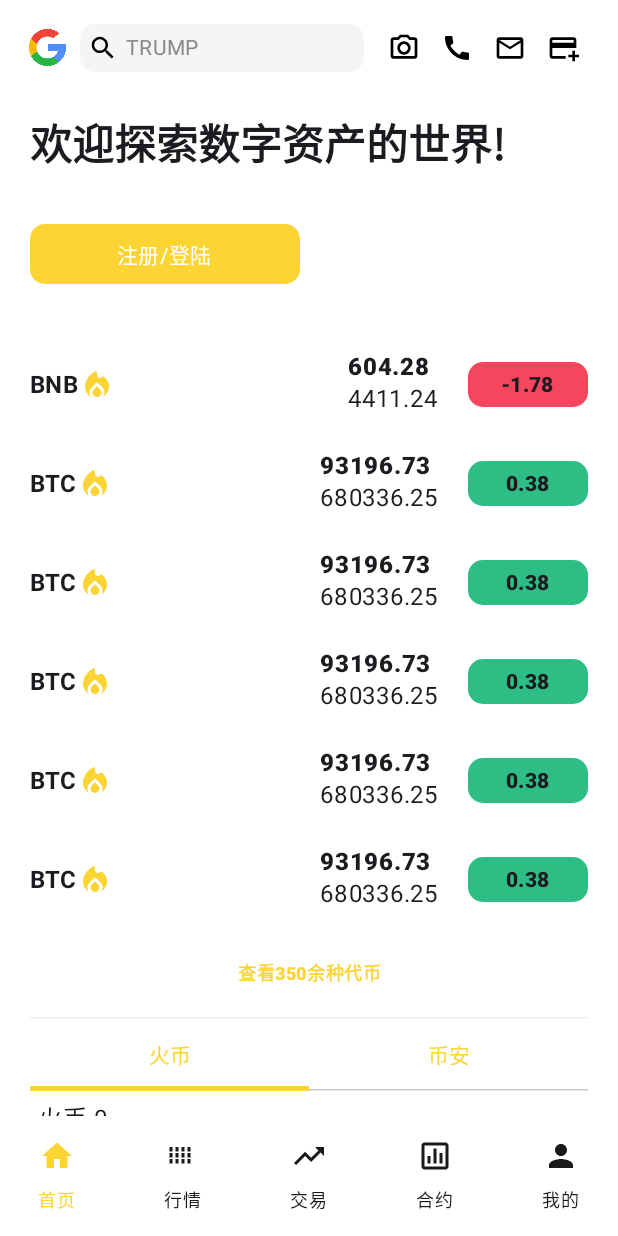
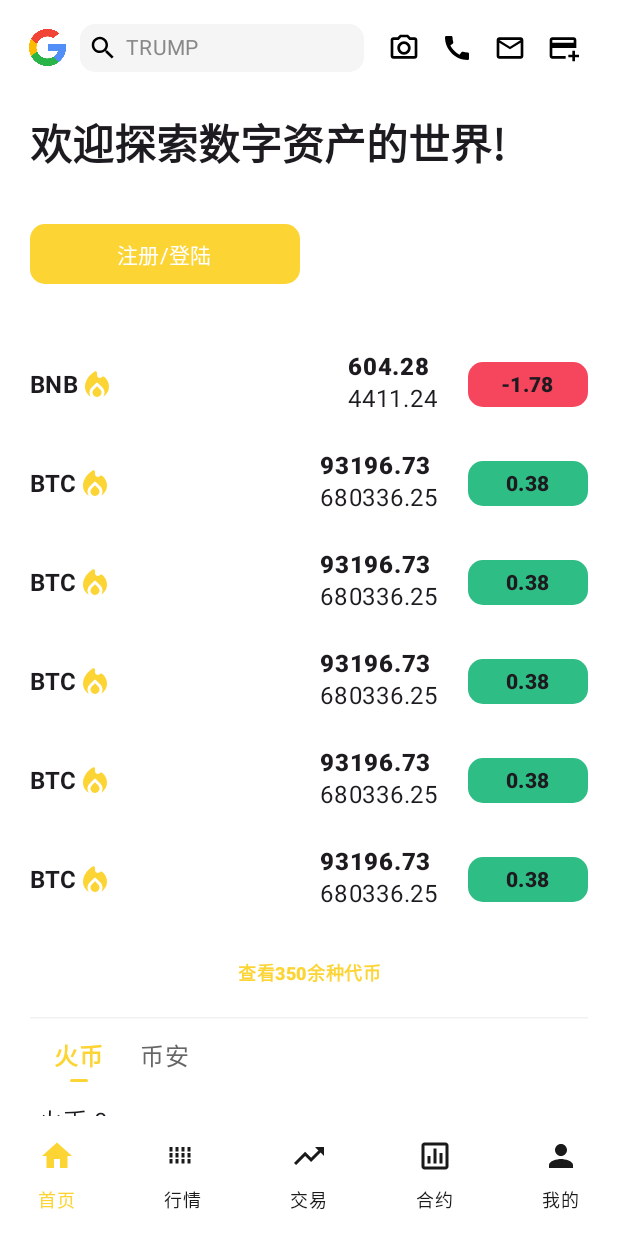
Before and after one commit to aidaole/BiAn, an Android app built with Jetpack Compose: the screen it shows after launch (MainActivity), on a phone screen of 412 x 824 dp. Run offline under Robolectric (Android 15) with nearby library versions, the phone set to English and light mode, and no system bars; our stand-ins replace Dagger/Hilt's generated code.

Commit message:
[修改tab指示器样式]

```diff
--- a/app/src/main/java/com/aidaole/bian/features/home/widget/FeedListContent.kt
+++ b/app/src/main/java/com/aidaole/bian/features/home/widget/FeedListContent.kt
@@ -1,31 +1,40 @@
 package com.aidaole.bian.features.home.widget
 
 import android.util.Log
+import androidx.compose.foundation.background
+import androidx.compose.foundation.clickable
+import androidx.compose.foundation.interaction.MutableInteractionSource
+import androidx.compose.foundation.layout.Box
 import androidx.compose.foundation.layout.Column
+import androidx.compose.foundation.layout.Row
 import androidx.compose.foundation.layout.Spacer
 import androidx.compose.foundation.layout.fillMaxSize
 import androidx.compose.foundation.layout.fillMaxWidth
 import androidx.compose.foundation.layout.height
+import androidx.compose.foundation.layout.offset
 import androidx.compose.foundation.layout.padding
+import androidx.compose.foundation.layout.width
 import androidx.compose.foundation.lazy.LazyColumn
 import androidx.compose.foundation.lazy.rememberLazyListState
 import androidx.compose.foundation.pager.HorizontalPager
 import androidx.compose.foundation.pager.PagerState
 import androidx.compose.foundation.pager.rememberPagerState
-import androidx.compose.material3.HorizontalDivider
 import androidx.compose.material3.MaterialTheme
-import androidx.compose.material3.Tab
-import androidx.compose.material3.TabRow
 import androidx.compose.material3.Text
 import androidx.compose.runtime.Composable
+import androidx.compose.runtime.remember
 import androidx.compose.runtime.rememberCoroutineScope
+import androidx.compose.ui.Alignment
 import androidx.compose.ui.Modifier
+import androidx.compose.ui.composed
 import androidx.compose.ui.geometry.Offset
+import androidx.compose.ui.graphics.Color
 import androidx.compose.ui.input.nestedscroll.NestedScrollConnection
 import androidx.compose.ui.input.nestedscroll.NestedScrollDispatcher
 import androidx.compose.ui.input.nestedscroll.NestedScrollSource
 import androidx.compose.ui.input.nestedscroll.nestedScroll
 import androidx.compose.ui.layout.onSizeChanged
+import androidx.compose.ui.text.font.FontWeight
 import androidx.compose.ui.unit.IntSize
 import androidx.compose.ui.unit.dp
 import kotlinx.coroutines.launch
@@ -103,7 +112,6 @@ private fun TabContent(
     }
 }
 
-
 @Composable
 fun IconInfosTabRow(
     tabTitles: List<String>,
@@ -111,17 +119,50 @@ fun IconInfosTabRow(
     onTabSelected: (Int) -> Unit,
     onSizeChanged: (IntSize) -> Unit = {}
 ) {
-    TabRow(selectedTabIndex = pagerState.currentPage,
-        containerColor = MaterialTheme.colorScheme.background,
-        modifier = Modifier.onSizeChanged { size ->
-            onSizeChanged.invoke(size)
-            Log.d(TAG, "IconInfosTabRow: ${size.height}")
-        }) {
+    Row(
+        modifier = Modifier
+            .fillMaxWidth()
+            .onSizeChanged { size ->
+                onSizeChanged.invoke(size)
+                Log.d(TAG, "IconInfosTabRow: ${size.height}")
+            }
+            .padding(horizontal = 16.dp),
+        verticalAlignment = Alignment.CenterVertically
+    ) {
         tabTitles.forEachIndexed { index, title ->
-            Tab(
-                selected = pagerState.currentPage == index,
-                onClick = { onTabSelected(index) },
-                text = { Text(title) })
+            Column(
+                horizontalAlignment = Alignment.CenterHorizontally,
+                modifier = Modifier.noRippleClickable { onTabSelected(index) }
+            ) {
+                Text(
+                    text = title,
+                    color = if (pagerState.currentPage == index) {
+                        MaterialTheme.colorScheme.primary
+                    } else {
+                        Color(0xFF666666)
+                    },
+                    style = MaterialTheme.typography.bodyLarge,
+                    fontWeight = if (pagerState.currentPage == index) FontWeight.Bold else FontWeight.Normal,
+                    modifier = Modifier.padding(vertical = 12.dp)
+                )
+                if (pagerState.currentPage == index) {
+                    Box(
+                        modifier = Modifier
+                            .width(12.dp)
+                            .height(2.dp)
+                            .offset(y = (-8).dp)
+                            .background(
+                                color = MaterialTheme.colorScheme.primary,
+                                shape = MaterialTheme.shapes.small
+                            )
+                    )
+                } else {
+                    Spacer(modifier = Modifier.height(2.dp))
+                }
+            }
+            if (index < tabTitles.size - 1) {
+                Spacer(modifier = Modifier.width(24.dp))
+            }
         }
     }
 }
@@ -136,3 +177,14 @@ fun IconInfosPager(
         tabContents[page]()
     }
 }
+
+// Add this composable function for clickable without ripple effect
+@Composable
+fun Modifier.noRippleClickable(onClick: () -> Unit): Modifier = composed {
+    clickable(
+        indication = null,
+        interactionSource = remember { MutableInteractionSource() }
+    ) {
+        onClick()
+    }
+}
```
